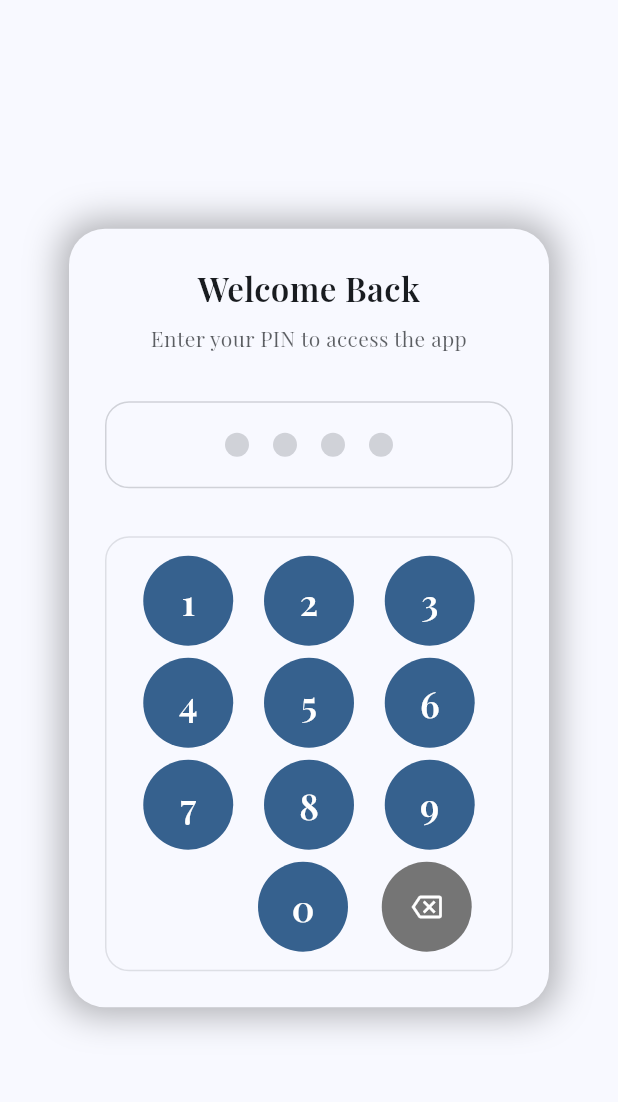
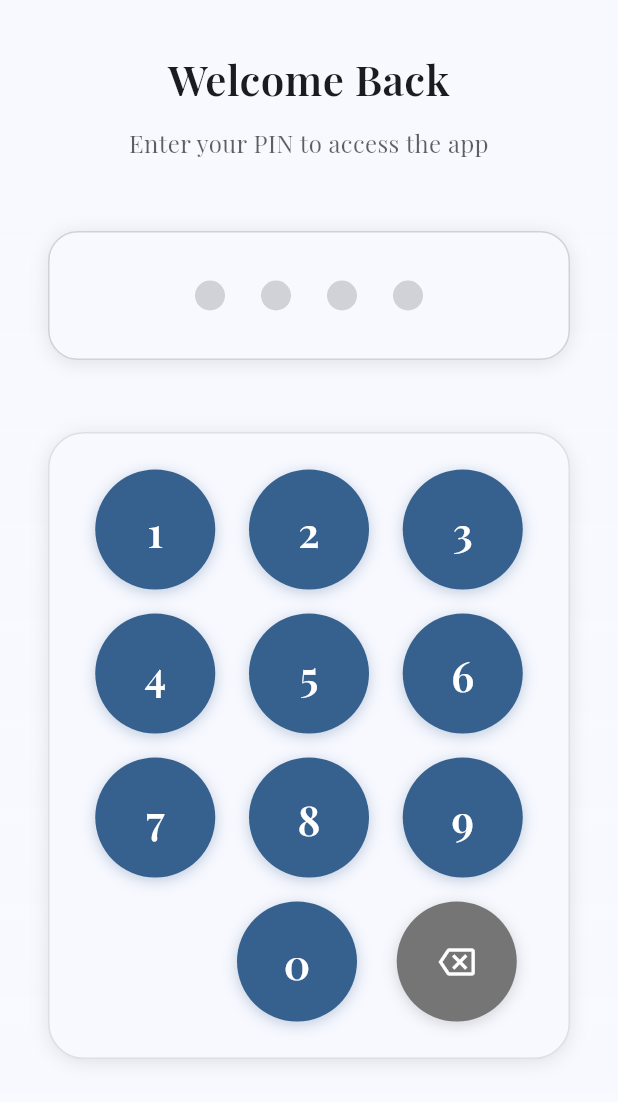
Before and after one commit to ThomasNowProductions/Alex, a Flutter app: the PinEntryDialog screen opened directly, on a phone screen of 412 x 824 dp. Shown: the top 1102 px of the screen. Run offline on Flutter 3.47's test engine with Material 3 defaults, Android fonts, the phone set to English and light mode, and no system bars; our stand-ins replace flutter_dotenv, google_fonts, logger, permission_handler, speech_to_text; missing offline and left inert: markdown_widget; project files that could hold a hidden picture were left out.

Commit message:
Upgraded UI

```diff
--- a/lib/main.dart
+++ b/lib/main.dart
@@ -98,12 +98,9 @@ class _PinLockWrapperState extends State<PinLockWrapper> {
       children: [
         widget.child,
         if (_showPinDialog)
-          Container(
-            color: Colors.black.withOpacity(0.7),
-            child: const PinEntryDialog(
-              title: 'Welcome Back',
-              subtitle: 'Enter your PIN to access the app',
-            ),
+          const PinEntryDialog(
+            title: 'Welcome Back',
+            subtitle: 'Enter your PIN to access the app',
           ),
       ],
     );
--- a/lib/widgets/pin_entry_dialog.dart
+++ b/lib/widgets/pin_entry_dialog.dart
@@ -100,73 +100,101 @@ class _PinEntryDialogState extends State<PinEntryDialog> {
 
   @override
   Widget build(BuildContext context) {
+    final screenSize = MediaQuery.of(context).size;
+    final isDesktop = screenSize.width > 600;
+    final padding = isDesktop ? 24.0 : 32.0; // Reduced desktop padding
+    final buttonSize = isDesktop ? 60.0 : 80.0; // Smaller desktop buttons
+
     return WillPopScope(
       onWillPop: () async => widget.showBackButton,
-      child: Dialog(
+      child: Scaffold(
         backgroundColor: Colors.transparent,
-        elevation: 0,
-        child: Container(
-          width: 320,
+        body: Container(
+          width: double.infinity,
+          height: double.infinity,
           decoration: BoxDecoration(
-            color: Theme.of(context).colorScheme.surface,
-            borderRadius: BorderRadius.circular(24),
-            boxShadow: [
-              BoxShadow(
-                color: Colors.black.withOpacity(0.3),
-                blurRadius: 20,
-                spreadRadius: 5,
-              ),
+            gradient: LinearGradient(
+              begin: Alignment.topCenter,
+              end: Alignment.bottomCenter,
+              colors: [
+                Theme.of(context).colorScheme.surface,
+                Theme.of(context).colorScheme.surface.withOpacity(0.95),
               ],
             ),
+          ),
+          child: SafeArea(
             child: Padding(
-            padding: const EdgeInsets.all(24),
+              padding: EdgeInsets.all(padding),
               child: Column(
-              mainAxisSize: MainAxisSize.min,
+                children: [
+                  // Animated Header
+                  AnimatedOpacity(
+                    opacity: 1.0,
+                    duration: const Duration(milliseconds: 500),
+                    child: Column(
                       children: [
                         // Header
                         Text(
                           widget.title,
                           style: GoogleFonts.playfairDisplay(
-                    fontSize: 22,
+                            fontSize: isDesktop ? 32 : 28,
                             fontWeight: FontWeight.w600,
                             color: Theme.of(context).colorScheme.onSurface,
                           ),
                           textAlign: TextAlign.center,
                         ),
-                const SizedBox(height: 8),
+                        SizedBox(height: isDesktop ? 16 : 12),
                         Text(
                           widget.subtitle,
                           style: GoogleFonts.playfairDisplay(
-                    fontSize: 14,
+                            fontSize: isDesktop ? 18 : 16,
                             color: Theme.of(context).colorScheme.onSurface.withOpacity(0.7),
                             height: 1.4,
                           ),
                           textAlign: TextAlign.center,
                         ),
-                const SizedBox(height: 32),
+                      ],
+                    ),
+                  ),
+
+                  SizedBox(height: isDesktop ? 24 : 48),
 
                   // PIN Display
                   Container(
-                  padding: const EdgeInsets.symmetric(vertical: 20, horizontal: 16),
+                    padding: EdgeInsets.symmetric(vertical: isDesktop ? 20 : 32, horizontal: isDesktop ? 16 : 24),
                     decoration: BoxDecoration(
                       color: Theme.of(context).colorScheme.surface,
-                    borderRadius: BorderRadius.circular(16),
+                      borderRadius: BorderRadius.circular(isDesktop ? 16 : 20),
                       border: Border.all(
                         color: Theme.of(context).colorScheme.outline.withOpacity(0.3),
                       ),
+                      boxShadow: [
+                        BoxShadow(
+                          color: Theme.of(context).colorScheme.shadow.withOpacity(0.1),
+                          blurRadius: 10,
+                          offset: const Offset(0, 2),
+                        ),
+                      ],
                     ),
                     child: Row(
                       mainAxisAlignment: MainAxisAlignment.center,
                       children: List.generate(4, (index) {
                         return Container(
-                        margin: const EdgeInsets.symmetric(horizontal: 8),
-                        width: 16,
-                        height: 16,
+                          margin: EdgeInsets.symmetric(horizontal: isDesktop ? 6 : 12),
+                          width: isDesktop ? 14 : 20,
+                          height: isDesktop ? 14 : 20,
                           decoration: BoxDecoration(
                             shape: BoxShape.circle,
                             color: index < _enteredPin.length
                                 ? Theme.of(context).colorScheme.primary
                                 : Theme.of(context).colorScheme.outline.withOpacity(0.3),
+                            boxShadow: index < _enteredPin.length ? [
+                              BoxShadow(
+                                color: Theme.of(context).colorScheme.primary.withOpacity(0.3),
+                                blurRadius: 4,
+                                offset: const Offset(0, 2),
+                              ),
+                            ] : null,
                           ),
                         );
                       }),
@@ -246,20 +274,36 @@ class _PinEntryDialogState extends State<PinEntryDialog> {
                     ),
                   ],
 
-                const SizedBox(height: 32),
+                  SizedBox(height: isDesktop ? 24 : 48),
 
                   // Numeric Keypad
-                _buildKeypad(),
+                  _buildKeypad(buttonSize, isDesktop),
 
                   // Back Button (if enabled)
                   if (widget.showBackButton) ...[
-                  const SizedBox(height: 16),
-                  TextButton(
+                    SizedBox(height: isDesktop ? 20 : 32),
+                    SizedBox(
+                      width: double.infinity,
+                      child: ElevatedButton(
                         onPressed: () => Navigator.of(context).pop(false),
+                        style: ElevatedButton.styleFrom(
+                          backgroundColor: Colors.transparent,
+                          foregroundColor: Theme.of(context).colorScheme.primary,
+                          side: BorderSide(
+                            color: Theme.of(context).colorScheme.primary,
+                            width: 1,
+                          ),
+                          padding: EdgeInsets.symmetric(vertical: isDesktop ? 18 : 16),
+                          shape: RoundedRectangleBorder(
+                            borderRadius: BorderRadius.circular(isDesktop ? 14 : 12),
+                          ),
+                        ),
                         child: Text(
                           'Use Different Method',
                           style: GoogleFonts.playfairDisplay(
-                        color: Theme.of(context).colorScheme.primary,
+                            fontSize: isDesktop ? 18 : 16,
+                            fontWeight: FontWeight.w500,
+                          ),
                         ),
                       ),
                     ),
@@ -269,10 +313,11 @@ class _PinEntryDialogState extends State<PinEntryDialog> {
             ),
           ),
         ),
+      ),
     );
   }
 
-  Widget _buildKeypad() {
+  Widget _buildKeypad(double buttonSize, bool isDesktop) {
     const keypadLayout = [
       ['1', '2', '3'],
       ['4', '5', '6'],
@@ -280,14 +325,26 @@ class _PinEntryDialogState extends State<PinEntryDialog> {
       [' ', '0', '⌫'],
     ];
 
+    final fontSize = buttonSize * 0.35; // Responsive font size
+    final iconSize = buttonSize * 0.3; // Responsive icon size
+    final containerPadding = buttonSize * 0.2; // Responsive padding
+    final borderRadius = buttonSize * 0.3; // Responsive border radius
+
     return Container(
-      padding: const EdgeInsets.all(8),
+      padding: EdgeInsets.all(isDesktop ? containerPadding * 0.8 : containerPadding),
       decoration: BoxDecoration(
         color: Theme.of(context).colorScheme.surface,
-        borderRadius: BorderRadius.circular(16),
+        borderRadius: BorderRadius.circular(borderRadius),
         border: Border.all(
           color: Theme.of(context).colorScheme.outline.withOpacity(0.2),
         ),
+        boxShadow: [
+          BoxShadow(
+            color: Theme.of(context).colorScheme.shadow.withOpacity(0.1),
+            blurRadius: 10,
+            offset: const Offset(0, 2),
+          ),
+        ],
       ),
       child: Column(
         children: keypadLayout.map((row) {
@@ -295,7 +352,7 @@ class _PinEntryDialogState extends State<PinEntryDialog> {
             mainAxisAlignment: MainAxisAlignment.spaceEvenly,
             children: row.map((key) {
               if (key == ' ') {
-                return const SizedBox(width: 60, height: 60);
+                return SizedBox(width: buttonSize, height: buttonSize);
               }
 
               return GestureDetector(
@@ -307,24 +364,31 @@ class _PinEntryDialogState extends State<PinEntryDialog> {
                   }
                 },
                 child: Container(
-                  width: 60,
-                  height: 60,
-                  margin: const EdgeInsets.all(4),
+                  width: buttonSize,
+                  height: buttonSize,
+                  margin: EdgeInsets.all(buttonSize * 0.1),
                   decoration: BoxDecoration(
                     shape: BoxShape.circle,
                     color: _getKeyColor(key),
+                    boxShadow: [
+                      BoxShadow(
+                        color: _getKeyColor(key).withOpacity(0.3),
+                        blurRadius: buttonSize * 0.1,
+                        offset: const Offset(0, 2),
+                      ),
+                    ],
                   ),
                   child: Center(
                     child: key == '⌫'
                         ? Icon(
                             Icons.backspace_outlined,
                             color: Theme.of(context).colorScheme.onPrimary,
-                            size: 20,
+                            size: iconSize,
                           )
                         : Text(
                             key,
                             style: GoogleFonts.playfairDisplay(
-                              fontSize: 24,
+                              fontSize: fontSize,
                               fontWeight: FontWeight.w600,
                               color: Theme.of(context).colorScheme.onPrimary,
                             ),
@@ -355,15 +419,16 @@ Future<bool> showPinEntryDialog(
   VoidCallback? onSuccess,
   bool showBackButton = false,
 }) async {
-  return await showDialog<bool>(
-    context: context,
-    barrierDismissible: false,
+  final result = await Navigator.of(context).push<bool>(
+    MaterialPageRoute(
       builder: (context) => PinEntryDialog(
         title: title,
         subtitle: subtitle,
         onSuccess: onSuccess,
         showBackButton: showBackButton,
       ),
-  ) ??
-  false;
+      fullscreenDialog: true,
+    ),
+  );
+  return result ?? false;
 }
```
Lines whose indentation alone changed are shown as unchanged.
